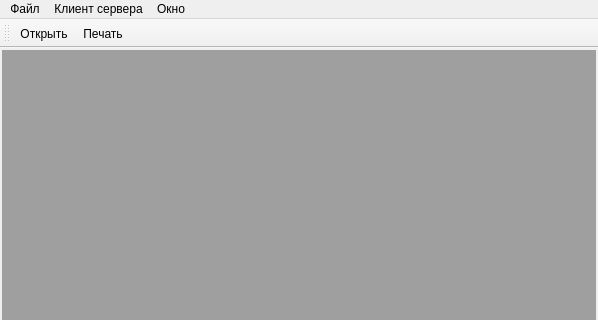
The window that mainwindow.ui (Jaskievich/Jaskevich) describes before a commit, drawn with Qt 5; both pictures show x 0 to 598 and y 0 to 320 of the 598 by 485 pixel window.
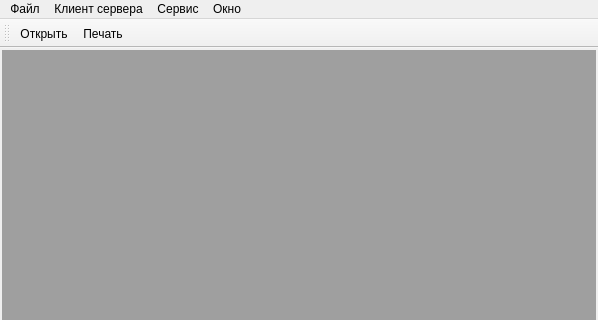
The same window after the commit. Icons and pictures are not drawn.

Patch:
```diff
--- a/mainwindow.ui
+++ b/mainwindow.ui
@@ -96,11 +96,16 @@
      <string>Клиент сервера</string>
     </property>
     <addaction name="action_connect"/>
-    <addaction name="action_select_unit_arch"/>
-    <addaction name="action_disconnect"/>
+   </widget>
+   <widget class="QMenu" name="menu_4">
+    <property name="title">
+     <string>Сервис</string>
+    </property>
+    <addaction name="action_equal"/>
    </widget>
    <addaction name="menu"/>
    <addaction name="menu_3"/>
+   <addaction name="menu_4"/>
    <addaction name="menu_2"/>
   </widget>
   <widget class="QToolBar" name="mainToolBar">
```
Left out of the diff: 11 changed lines with no effect on the pictures.
